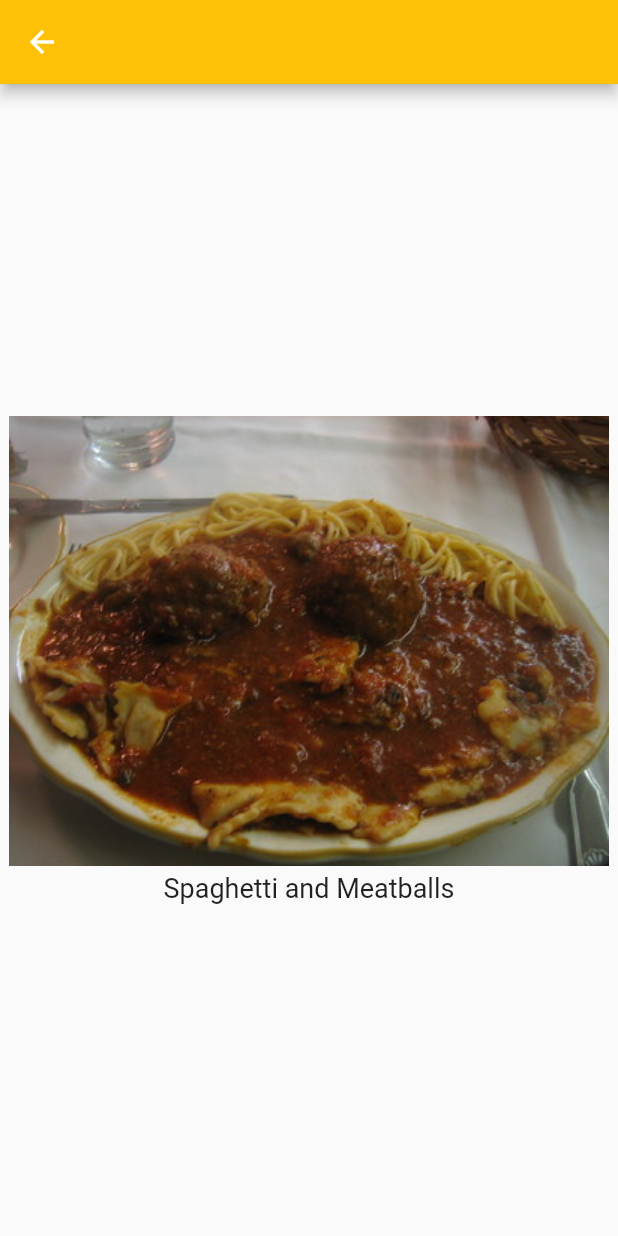
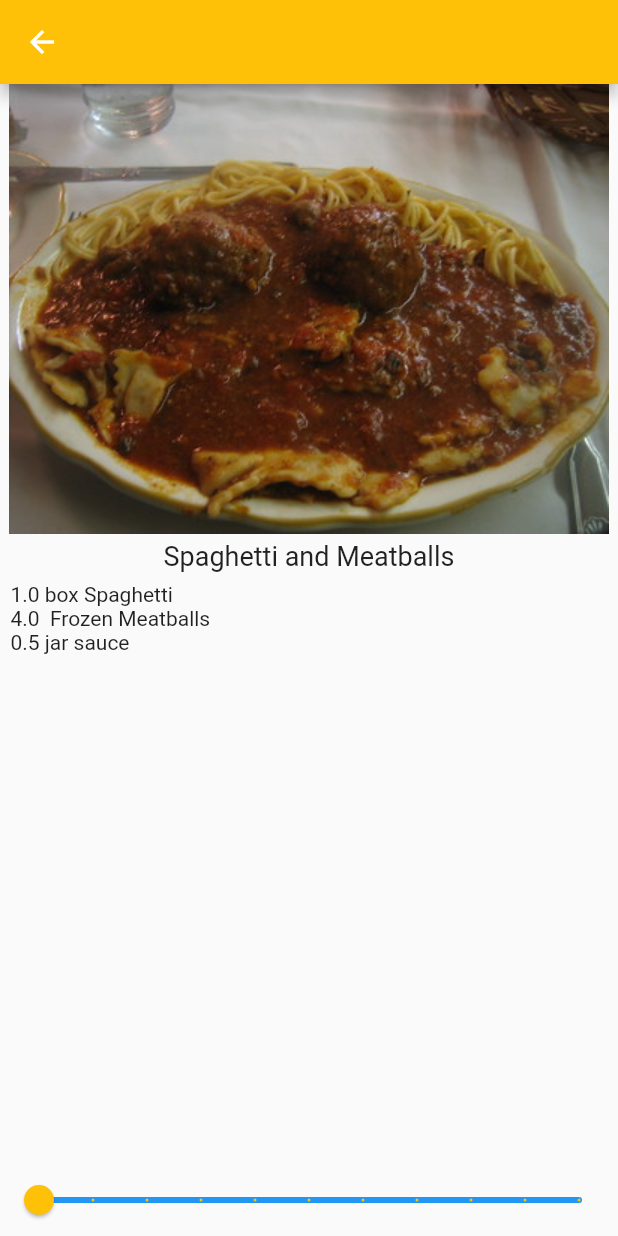
Before and after one commit to NurullahKarakoca/flutter-apprentice, a Flutter app: the screen it shows after launch, after a tap on "Spaghetti and Meatballs", on a phone screen of 412 x 824 dp. Run offline on Flutter 3.47's test engine with Material 2 defaults, Android fonts, the light colour scheme and no system bars.

Commit message:
Malzemeler listesi ve porsiyon slider eklendi.

```diff
--- /dev/null
+++ b/recipes/lib/ingredient.dart
@@ -0,0 +1,11 @@
+class Ingredient {
+  double quantity;
+  String measure;
+  String name;
+
+  Ingredient(
+    this.quantity,
+    this.measure,
+    this.name,
+  );
+}
--- a/recipes/lib/recipe.dart
+++ b/recipes/lib/recipe.dart
@@ -1,11 +1,10 @@
+import 'ingredient.dart';
+
 class Recipe {
   String label;
   String imageUrl;
-  // TODO: Add servings and ingredients here
+  int servings;
+  List<Ingredient> ingredients;
 
-  Recipe(
-    this.label,
-    this.imageUrl,
-  );
-  // TODO; Add List<Recipe> here
+  Recipe(this.label, this.imageUrl, this.servings, this.ingredients);
 }
--- a/recipes/lib/recipe_detail.dart
+++ b/recipes/lib/recipe_detail.dart
@@ -11,6 +11,8 @@
 }
 
 class _ReceipeDetailState extends State<ReceipeDetail> {
+  int _sliderVal = 1;
+
   @override
   Widget build(BuildContext context) {
     return Scaffold(
@@ -18,7 +20,7 @@
       body: SafeArea(
         // 3
         child: Column(
-          mainAxisAlignment: MainAxisAlignment.center,
+          // mainAxisAlignment: MainAxisAlignment.center,
           children: <Widget>[
             // 4
             Align(
@@ -36,9 +38,42 @@
               widget.recipe.label,
               style: const TextStyle(fontSize: 18),
             ),
-            // TODO: Add Expanded
 
-            // TODO: Add Slider() here
+            // 7
+            Expanded(
+              child: ListView.builder(
+                padding: const EdgeInsets.all(7.0),
+                itemCount: widget.recipe.ingredients.length,
+                itemBuilder: (BuildContext context, int index) {
+                  final ingredient = widget.recipe.ingredients[index];
+                  // 9
+                  // TODO: Add ingredient.quantity
+
+                  return Text(
+                      '${ingredient.quantity * _sliderVal} ${ingredient.measure} ${ingredient.name}');
+                },
+              ),
+            ),
+
+            Slider(
+              // 10
+              min: 1,
+              max: 10,
+              divisions: 10,
+              // 11
+              label: '${_sliderVal * widget.recipe.servings} servings',
+              // 12
+              value: _sliderVal.toDouble(),
+              // 13
+              onChanged: (newValue) {
+                setState(() {
+                  _sliderVal = newValue.round();
+                });
+              },
+              // 14
+              activeColor: Colors.amber,
+              inactiveColor: Colors.blue,
+            ),
           ],
         ),
       ),
```
Also changed, not shown: recipes/lib/dummy_data.dart (+99 -0 lines).
